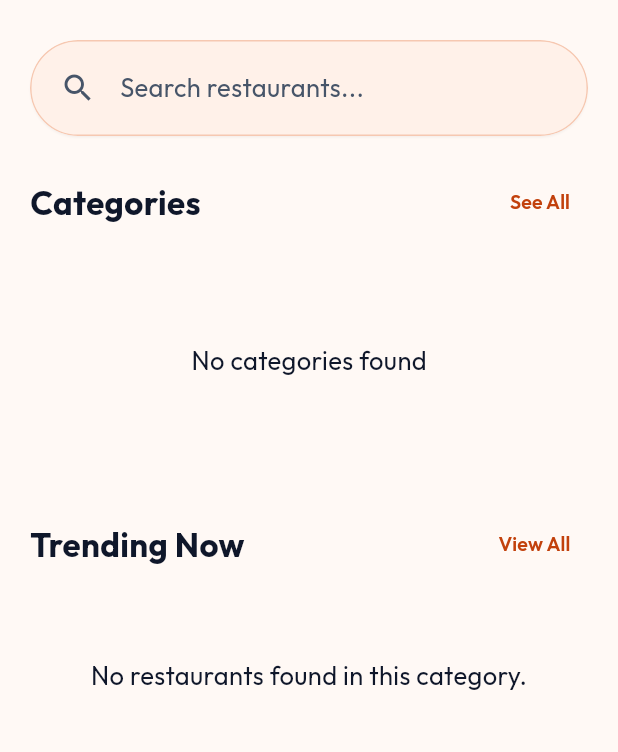
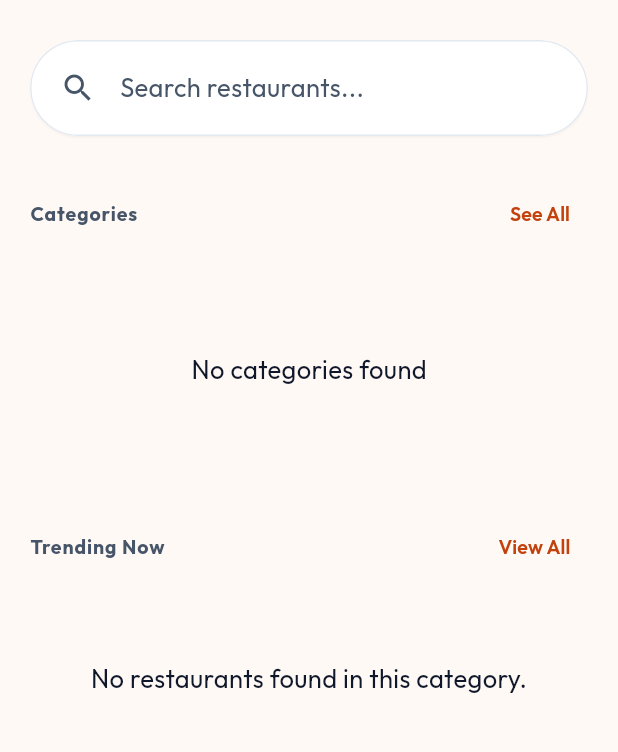
Before and after one commit to abdiking200313/eatzy, a Flutter app: the screen it shows once a user with an empty profile is signed in, after a tap on "Food", on a phone screen of 412 x 824 dp, the part 86-838 px from its top. Run offline on Flutter 3.47's test engine with Material 3 defaults, Android fonts, the phone set to English and light mode, and no system bars; our stand-ins replace cached_network_image, flutter_secure_storage, go_router, google_fonts, shared_preferences, supabase_flutter; accounts and stored records are empty; network calls fail.

Commit message:
Redesign phase 2/7: home & onboarding screens (#23)
Bring the super-app home tab, legacy food home screen, and onboarding
flow onto the phase-1 design tokens: white cards only with the
per-service accent confined to the 48px ServiceIconChip, sectionLabel()
section headings, StatusPill for activity status, and the 20px/6-14-28
spacing rhythm.

Also fixes two pre-existing overflow bugs (GradientActionButton,
SectionHeader) that the new 320x640@1.4 overflow tests surfaced, and
adds a minimal network-image test fake for onboarding's hero images.

Co-Authored-By: Claude Sonnet 5 <noreply@anthropic.com>
Claude-Session: https://claude.ai/code/session_01SquRSckkUUNenkFHrR8ihw

```diff
--- a/lib/features/home/presentation/home_screen.dart
+++ b/lib/features/home/presentation/home_screen.dart
@@ -116,7 +116,6 @@ class _HomeScreenState extends State<HomeScreen> {
   }
 
   Widget _buildHomeContent(_FoodHomeData data) {
-    final palette = context.serviceColors;
     return CustomScrollView(
       slivers: [
         SliverToBoxAdapter(
@@ -125,8 +124,8 @@ class _HomeScreenState extends State<HomeScreen> {
             child: Column(
               children: [
                 OutlinedCard(
-                  backgroundColor: palette.card,
-                  borderColor: palette.border,
+                  backgroundColor: TwColors.card,
+                  borderColor: TwColors.border,
                   borderRadius: 50,
                   child: const Row(
                     children: [
@@ -141,19 +140,19 @@ class _HomeScreenState extends State<HomeScreen> {
                     ],
                   ),
                 ),
-                const SizedBox(height: TwSpacing.x5),
+                const SizedBox(height: TwSpacing.rhythmSection),
                 SectionHeader(
                   title: 'Categories',
                   actionLabel: 'See All',
                   onPressed: _openCategories,
                 ),
-                const SizedBox(height: TwSpacing.x4),
+                const SizedBox(height: TwSpacing.rhythmDefault),
                 CategoriesSection(
                   categories: data.categories,
                   selectedCategoryId: _selectedCategoryId,
                   onCategorySelected: _selectCategory,
                 ),
-                const SizedBox(height: TwSpacing.x8),
+                const SizedBox(height: TwSpacing.rhythmSection),
                 SectionHeader(
                   title: 'Trending Now',
                   actionLabel: 'View All',
--- a/lib/features/home/presentation/widgets/section_header.dart
+++ b/lib/features/home/presentation/widgets/section_header.dart
@@ -22,7 +22,14 @@ class SectionHeader extends StatelessWidget {
     return Row(
       mainAxisAlignment: MainAxisAlignment.spaceBetween,
       children: [
-        Text(title, style: TwText.textXl()),
+        Expanded(
+          child: Text(
+            title,
+            maxLines: 1,
+            overflow: TextOverflow.ellipsis,
+            style: TwText.sectionLabel(),
+          ),
+        ),
         if (actionLabel != null)
           TextButton(
             onPressed: onPressed,
--- a/lib/features/onboarding/presentation/onboarding_page_2.dart
+++ b/lib/features/onboarding/presentation/onboarding_page_2.dart
@@ -23,7 +23,7 @@ class OnboardingPage2 extends StatelessWidget {
           padding: const EdgeInsets.all(TwSpacing.x2),
           decoration: BoxDecoration(
             color: Colors.white.withOpacityValue(0.2),
-            borderRadius: BorderRadius.circular(16),
+            borderRadius: BorderRadius.circular(TwRadius.lg),
             border: Border.all(color: Colors.white.withOpacityValue(0.3)),
           ),
           child: Column(
--- a/lib/features/onboarding/presentation/welcome_screen.dart
+++ b/lib/features/onboarding/presentation/welcome_screen.dart
@@ -106,7 +106,7 @@ class _WelcomeScreenState extends State<WelcomeScreen> {
                           horizontal: TwSpacing.x2,
                         ),
                         decoration: BoxDecoration(
-                          borderRadius: BorderRadius.circular(4),
+                          borderRadius: BorderRadius.circular(TwRadius.full),
                           color: index == _currentPage
                               ? TwColors.primary
                               : TwColors.borderStrong,
--- a/lib/features/super_app/presentation/super_app_home_screen.dart
+++ b/lib/features/super_app/presentation/super_app_home_screen.dart
@@ -8,6 +8,7 @@ import '../../../config/theme.dart';
 import '../../../platform/activity/models/activity_item.dart';
 import '../../../platform/activity/presentation/activity_controller.dart';
 import '../../../platform/localization/app_money.dart';
+import '../../../widgets/app_misc.dart';
 import '../../../widgets/zivo_logo.dart';
 
 class SuperAppHomeScreen extends StatelessWidget {
@@ -41,9 +42,9 @@ class SuperAppHomeScreen extends StatelessWidget {
           ),
           body: ListView(
             padding: const EdgeInsets.fromLTRB(
-              TwSpacing.x4,
+              TwSpacing.x5,
               TwSpacing.x3,
-              TwSpacing.x4,
+              TwSpacing.x5,
               TwSpacing.x8,
             ),
             children: [
@@ -53,18 +54,18 @@ class SuperAppHomeScreen extends StatelessWidget {
                 DateFormat('EEEE, MMMM d').format(DateTime.now()),
                 style: TwText.textSm(),
               ),
-              const SizedBox(height: TwSpacing.x8),
-              Text('Our Services', style: TwText.textXl()),
-              const SizedBox(height: TwSpacing.x3),
+              const SizedBox(height: TwSpacing.rhythmSection),
+              Text('Our Services', style: TwText.sectionLabel()),
+              const SizedBox(height: TwSpacing.rhythmDefault),
               _ServiceGrid(modules: ServiceRegistry.modules),
               if (recentItems.isNotEmpty) ...[
-                const SizedBox(height: TwSpacing.x8),
+                const SizedBox(height: TwSpacing.rhythmSection),
                 _SectionHeader(
                   title: 'Recent Activity',
                   actionLabel: 'View all',
                   onPressed: () => context.go(AppRoutes.activity),
                 ),
-                const SizedBox(height: TwSpacing.x3),
+                const SizedBox(height: TwSpacing.rhythmDefault),
                 for (var index = 0; index < recentItems.length; index++) ...[
                   _RecentActivityCard(item: recentItems[index]),
                   if (index != recentItems.length - 1)
@@ -87,7 +88,10 @@ class _ServiceGrid extends StatelessWidget {
   @override
   Widget build(BuildContext context) {
     final textScale = MediaQuery.textScalerOf(context).scale(1);
-    final cardHeight = 170.0 + ((textScale - 1).clamp(0.0, 1.0) * 54.0);
+    // Base height nudged up slightly from the pre-redesign 170.0 to fit the
+    // 48px ServiceIconChip (was a 44px icon container) without overflowing
+    // the fixed grid cell at high text-scale.
+    final cardHeight = 178.0 + ((textScale - 1).clamp(0.0, 1.0) * 54.0);
     return GridView.builder(
       shrinkWrap: true,
       physics: const NeverScrollableScrollPhysics(),
@@ -113,12 +117,12 @@ class _ServiceCard extends StatelessWidget {
     final colors = ServiceThemes.forId(module.id);
     return Material(
       key: Key('service-${module.id.name}'),
-      color: colors.card,
+      color: TwColors.card,
       elevation: 0.8,
       shadowColor: TwColors.slate900.withOpacityValue(0.12),
       shape: RoundedRectangleBorder(
         borderRadius: BorderRadius.circular(TwRadius.xl),
-        side: BorderSide(color: colors.border),
+        side: const BorderSide(color: TwColors.border),
       ),
       clipBehavior: Clip.antiAlias,
       child: InkWell(
@@ -131,14 +135,10 @@ class _ServiceCard extends StatelessWidget {
               Row(
                 crossAxisAlignment: CrossAxisAlignment.start,
                 children: [
-                  Container(
-                    width: 44,
-                    height: 44,
-                    decoration: BoxDecoration(
-                      color: colors.soft,
-                      borderRadius: BorderRadius.circular(TwRadius.lg),
-                    ),
-                    child: Icon(module.icon, color: colors.accent, size: 23),
+                  ServiceIconChip(
+                    icon: module.icon,
+                    background: colors.accent,
+                    foreground: colors.onAccent,
                   ),
                   const Spacer(),
                   Icon(
@@ -150,7 +150,7 @@ class _ServiceCard extends StatelessWidget {
               ),
               const Spacer(),
               Text(module.title, style: TwText.fontBoldBase()),
-              const SizedBox(height: TwSpacing.x1),
+              const SizedBox(height: TwSpacing.rhythmTight),
               Text(
                 module.description,
                 maxLines: 2,
@@ -180,7 +180,7 @@ class _SectionHeader extends StatelessWidget {
   Widget build(BuildContext context) {
     return Row(
       children: [
-        Expanded(child: Text(title, style: TwText.textXl())),
+        Expanded(child: Text(title, style: TwText.sectionLabel())),
         TextButton(onPressed: onPressed, child: Text(actionLabel)),
       ],
     );
@@ -197,10 +197,10 @@ class _RecentActivityCard extends StatelessWidget {
     final module = ServiceRegistry.byId(item.serviceId);
     final colors = ServiceThemes.forId(item.serviceId);
     return Material(
-      color: TwColors.white,
+      color: TwColors.card,
       shape: RoundedRectangleBorder(
         borderRadius: BorderRadius.circular(TwRadius.xl),
-        side: BorderSide(color: colors.border),
+        side: const BorderSide(color: TwColors.border),
       ),
       child: ListTile(
         contentPadding: const EdgeInsets.symmetric(
@@ -210,21 +210,24 @@ class _RecentActivityCard extends StatelessWidget {
         onTap: item.detailsRoute.isEmpty
             ? null
             : () => context.push(item.detailsRoute),
+        // Recent-activity rows use the per-service accent only inside this
+        // small round icon avatar (the list-level equivalent of the 48px
+        // ServiceIconChip used elsewhere), never on the row's own card
+        // fill/border above.
         leading: CircleAvatar(
           backgroundColor: colors.soft,
           foregroundColor: colors.accent,
           child: Icon(module.icon, size: 20),
         ),
         title: Text(item.title, style: TwText.fontBoldSm()),
-        subtitle: Text(
-          item.status,
-          maxLines: 1,
-          overflow: TextOverflow.ellipsis,
-          style: TwText.textXs(),
+        subtitle: Padding(
+          padding: const EdgeInsets.only(top: TwSpacing.rhythmTight),
+          child: StatusPill(label: item.status, fontSize: 11),
         ),
+        isThreeLine: false,
         trailing: Text(
           AppMoney.format(item.amount),
-          style: TwText.fontBoldSm().copyWith(color: colors.accent),
+          style: TwText.fontBoldSm(),
         ),
       ),
     );
--- a/lib/widgets/app_cards.dart
+++ b/lib/widgets/app_cards.dart
@@ -99,11 +99,15 @@ class GradientActionButton extends StatelessWidget {
         mainAxisSize: fullWidth ? MainAxisSize.max : MainAxisSize.min,
         mainAxisAlignment: MainAxisAlignment.center,
         children: [
-          Text(
-            label,
-            style: TwText.button().copyWith(
-              color: scheme.onPrimary,
-              fontSize: fontSize,
+          Flexible(
+            child: Text(
+              label,
+              maxLines: 1,
+              overflow: TextOverflow.ellipsis,
+              style: TwText.button().copyWith(
+                color: scheme.onPrimary,
+                fontSize: fontSize,
+              ),
             ),
           ),
           if (icon != null) ...[const SizedBox(width: TwSpacing.x2), icon!],
```
Also changed, not shown: lib/features/home/presentation/widgets/category_card.dart (+6 -2 lines), lib/features/home/presentation/widgets/restaurant_card.dart (+10 -8 lines), 5 other files.
